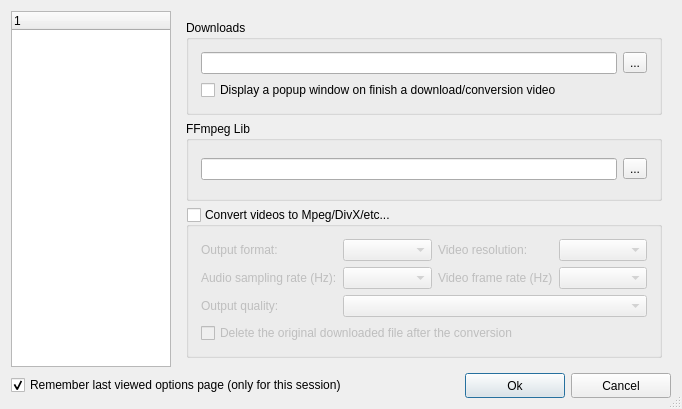
Old version of the form ui/options.ui in the repository ckorn/xvst.
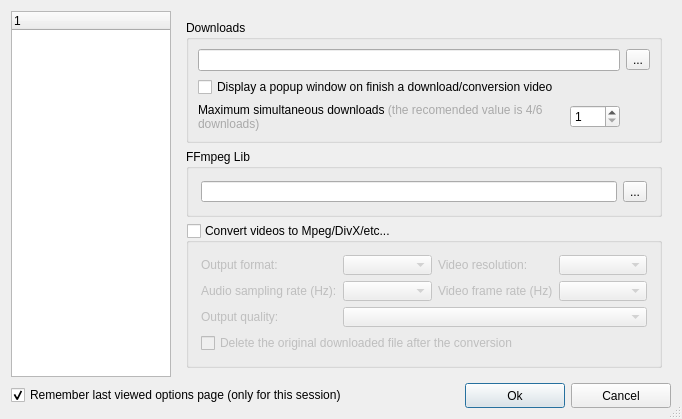
New version of the form. The open tabs and pages were chosen to show the change. Icons and pictures are not drawn.

Commit message: - Added Multiple simultaneous downloads

Diff of the .ui file:
```diff
--- a/ui/options.ui
+++ b/ui/options.ui
@@ -80,19 +80,7 @@
           <string>Downloads</string>
          </property>
          <layout class="QGridLayout" >
-          <property name="leftMargin" >
-           <number>12</number>
-          </property>
-          <property name="topMargin" >
-           <number>12</number>
-          </property>
-          <property name="rightMargin" >
-           <number>12</number>
-          </property>
-          <property name="bottomMargin" >
-           <number>12</number>
-          </property>
-          <item row="0" column="0" >
+          <item row="0" column="0" colspan="2" >
            <widget class="QLineEdit" name="edtDownloadsDir" >
             <property name="minimumSize" >
              <size>
@@ -102,20 +90,46 @@
             </property>
            </widget>
           </item>
-          <item row="1" column="0" >
-           <widget class="QCheckBox" name="chbDisplayPopup" >
-            <property name="text" >
-             <string>Display a popup window on finish a download/conversion video</string>
-            </property>
-           </widget>
-          </item>
-          <item row="0" column="1" >
+          <item row="0" column="2" >
            <widget class="QToolButton" name="spbSelectDownloadDir" >
             <property name="text" >
              <string>...</string>
             </property>
            </widget>
           </item>
+          <item row="1" column="0" colspan="2" >
+           <widget class="QCheckBox" name="chbDisplayPopup" >
+            <property name="text" >
+             <string>Display a popup window on finish a download/conversion video</string>
+            </property>
+           </widget>
+          </item>
+          <item row="2" column="0" >
+           <widget class="QLabel" name="lblMaxDownloads" >
+            <property name="text" >
+             <string>Maximum simultaneous downloads &lt;span style="color:#a9a9a9;">(the recomended value is 4/6 downloads)&lt;/span></string>
+            </property>
+            <property name="wordWrap" >
+             <bool>true</bool>
+            </property>
+           </widget>
+          </item>
+          <item row="2" column="1" >
+           <widget class="QSpinBox" name="spinBoxMaxDownloads" >
+            <property name="maximumSize" >
+             <size>
+              <width>50</width>
+              <height>16777215</height>
+             </size>
+            </property>
+            <property name="minimum" >
+             <number>1</number>
+            </property>
+            <property name="maximum" >
+             <number>100</number>
+            </property>
+           </widget>
+          </item>
          </layout>
         </widget>
        </item>
```
Left out of the diff: 2 changed lines with no effect on the pictures. The commit also changes 10 other files.
